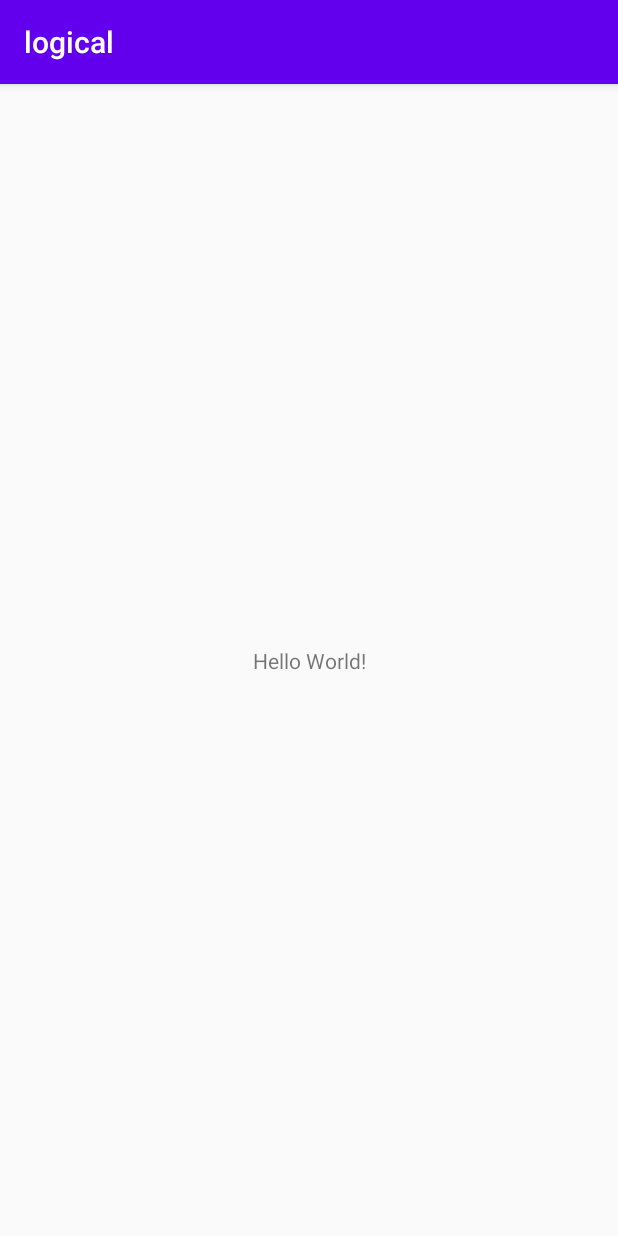
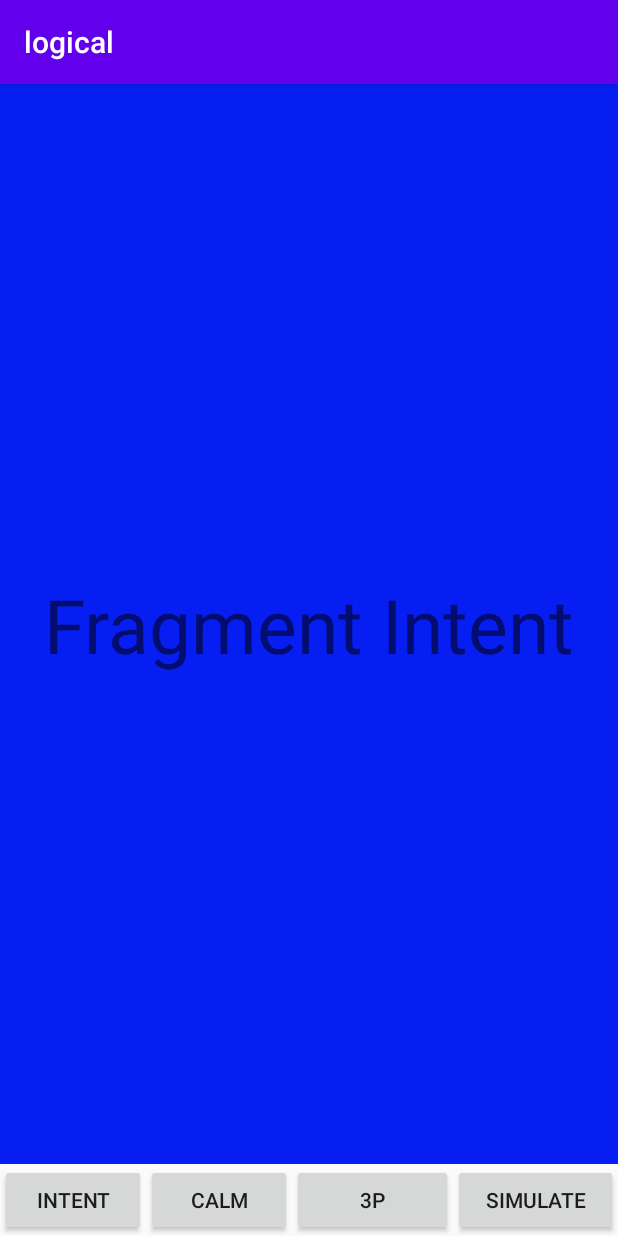
Before and after one commit to yangcom/Yours, an Android app: the screen it shows after launch (MainActivity), on a phone screen of 412 x 824 dp. Run offline under Robolectric (Android 15) with nearby library versions, the phone set to English and light mode, and no system bars.

Commit message:
startup code for logicalYou

```diff
--- a/app/build.gradle
+++ b/app/build.gradle
@@ -28,6 +28,7 @@ dependencies {
 
     implementation 'androidx.appcompat:appcompat:1.1.0'
     implementation 'androidx.constraintlayout:constraintlayout:1.1.3'
+    implementation 'androidx.legacy:legacy-support-v4:1.0.0'
     testImplementation 'junit:junit:4.12'
     androidTestImplementation 'androidx.test.ext:junit:1.1.1'
     androidTestImplementation 'androidx.test.espresso:espresso-core:3.2.0'
--- /dev/null
+++ b/app/src/main/java/com/yangcom/logical/CalmFragment.java
@@ -0,0 +1,21 @@
+package com.yangcom.logical;
+
+import android.os.Bundle;
+
+import androidx.annotation.Nullable;
+import androidx.fragment.app.Fragment;
+
+import android.view.LayoutInflater;
+import android.view.View;
+import android.view.ViewGroup;
+
+public class CalmFragment extends Fragment {
+
+    @Nullable
+    @Override
+    public View onCreateView(LayoutInflater inflater, ViewGroup container,
+                             Bundle savedInstanceState) {
+        // Inflate the layout for this fragment
+        return inflater.inflate(R.layout.fragment_calm, container, false);
+    }
+}
--- /dev/null
+++ b/app/src/main/java/com/yangcom/logical/IntentFragment.java
@@ -0,0 +1,21 @@
+package com.yangcom.logical;
+
+import android.os.Bundle;
+
+import androidx.annotation.Nullable;
+import androidx.fragment.app.Fragment;
+
+import android.view.LayoutInflater;
+import android.view.View;
+import android.view.ViewGroup;
+
+public class IntentFragment extends Fragment {
+
+    @Nullable
+    @Override
+    public View onCreateView(LayoutInflater inflater, ViewGroup container,
+                             Bundle savedInstanceState) {
+        // Inflate the layout for this fragment
+        return inflater.inflate(R.layout.fragment_intent, container, false);
+    }
+}
--- a/app/src/main/java/com/yangcom/logical/MainActivity.java
+++ b/app/src/main/java/com/yangcom/logical/MainActivity.java
@@ -1,14 +1,56 @@
 package com.yangcom.logical;
 
 import androidx.appcompat.app.AppCompatActivity;
+import androidx.fragment.app.FragmentManager;
+import androidx.fragment.app.FragmentTransaction;
 
 import android.os.Bundle;
+import android.view.View;
 
 public class MainActivity extends AppCompatActivity {
+
+    private FragmentManager fragmentManager;
+    private CalmFragment fragmentCalm;
+    private IntentFragment fragmentIntent;
+    private ThirdFragment fragmentThird;
+    private SimulateFragment fragmentSim;
+    private FragmentTransaction transaction;
+
 
     @Override
     protected void onCreate(Bundle savedInstanceState) {
         super.onCreate(savedInstanceState);
         setContentView(R.layout.activity_main);
+
+        fragmentManager = getSupportFragmentManager();
+
+        fragmentCalm = new CalmFragment();
+        fragmentIntent = new IntentFragment();
+        fragmentThird = new ThirdFragment();
+        fragmentSim = new SimulateFragment();
+
+        transaction = fragmentManager.beginTransaction();
+        transaction.replace(R.id.frameLayout, fragmentIntent).commitAllowingStateLoss();
+    }
+
+    public void clickHandler(View view)
+    {
+        transaction = fragmentManager.beginTransaction();
+
+        switch(view.getId())
+        {
+            case R.id.btn_fragmentCalm:
+                transaction.replace(R.id.frameLayout, fragmentCalm).commitAllowingStateLoss();
+                break;
+            case R.id.btn_fragmentIntent:
+                transaction.replace(R.id.frameLayout, fragmentIntent).commitAllowingStateLoss();
+                break;
+            case R.id.btn_fragmentThird:
+                transaction.replace(R.id.frameLayout, fragmentThird).commitAllowingStateLoss();
+                break;
+            case R.id.btn_fragmentSimulation:
+                transaction.replace(R.id.frameLayout, fragmentSim).commitAllowingStateLoss();
+                break;
+        }
     }
 }
--- /dev/null
+++ b/app/src/main/java/com/yangcom/logical/SimulateFragment.java
@@ -0,0 +1,24 @@
+package com.yangcom.logical;
+
+import android.os.Bundle;
+
+import androidx.fragment.app.Fragment;
+
+import android.view.LayoutInflater;
+import android.view.View;
+import android.view.ViewGroup;
+
+public class SimulateFragment extends Fragment {
+
+    public SimulateFragment() {
+        // Required empty public constructor
+    }
+
+
+    @Override
+    public View onCreateView(LayoutInflater inflater, ViewGroup container,
+                             Bundle savedInstanceState) {
+        // Inflate the layout for this fragment
+        return inflater.inflate(R.layout.fragment_simulate, container, false);
+    }
+}
--- /dev/null
+++ b/app/src/main/java/com/yangcom/logical/ThirdFragment.java
@@ -0,0 +1,28 @@
+package com.yangcom.logical;
+
+import android.os.Bundle;
+
+import androidx.fragment.app.Fragment;
+
+import android.view.LayoutInflater;
+import android.view.View;
+import android.view.ViewGroup;
+
+
+/**
+ * A simple {@link Fragment} subclass.
+ */
+public class ThirdFragment extends Fragment {
+
+    public ThirdFragment() {
+        // Required empty public constructor
+    }
+
+
+    @Override
+    public View onCreateView(LayoutInflater inflater, ViewGroup container,
+                             Bundle savedInstanceState) {
+        // Inflate the layout for this fragment
+        return inflater.inflate(R.layout.fragment_third, container, false);
+    }
+}
--- a/app/src/main/res/layout/activity_main.xml
+++ b/app/src/main/res/layout/activity_main.xml
@@ -1,18 +1,64 @@
 <?xml version="1.0" encoding="utf-8"?>
-<androidx.constraintlayout.widget.ConstraintLayout xmlns:android="http://schemas.android.com/apk/res/android"
+<androidx.constraintlayout.widget.ConstraintLayout
+    xmlns:android="http://schemas.android.com/apk/res/android"
     xmlns:app="http://schemas.android.com/apk/res-auto"
     xmlns:tools="http://schemas.android.com/tools"
     android:layout_width="match_parent"
     android:layout_height="match_parent"
     tools:context=".MainActivity">
 
-    <TextView
-        android:layout_width="wrap_content"
-        android:layout_height="wrap_content"
-        android:text="Hello World!"
+    <FrameLayout
+        android:id="@+id/frameLayout"
+        android:layout_width="match_parent"
+        android:layout_height="0dp"
+        app:layout_constraintBottom_toTopOf="@id/linearLayout"
+        app:layout_constraintLeft_toLeftOf="parent"
+        app:layout_constraintRight_toRightOf="parent"
+        app:layout_constraintTop_toTopOf="parent">
+
+    </FrameLayout>
+
+    <LinearLayout
+        android:id="@+id/linearLayout"
+        android:layout_width="match_parent"
+        android:layout_height="0dp"
+        android:orientation="horizontal"
         app:layout_constraintBottom_toBottomOf="parent"
         app:layout_constraintLeft_toLeftOf="parent"
-        app:layout_constraintRight_toRightOf="parent"
-        app:layout_constraintTop_toTopOf="parent" />
+        app:layout_constraintRight_toRightOf="parent">
 
+        <Button
+            android:id="@+id/btn_fragmentIntent"
+            android:layout_width="wrap_content"
+            android:layout_height="wrap_content"
+            android:layout_weight="1"
+            android:onClick="clickHandler"
+            android:text="Intent" />
+
+        <Button
+            android:id="@+id/btn_fragmentCalm"
+            android:layout_width="wrap_content"
+            android:layout_height="wrap_content"
+            android:layout_weight="1"
+            android:onClick="clickHandler"
+            android:text="Calm" />
+
+        <Button
+            android:id="@+id/btn_fragmentThird"
+            android:layout_width="wrap_content"
+            android:layout_height="wrap_content"
+            android:layout_weight="2"
+            android:onClick="clickHandler"
+            android:text="3P" />
+
+        <Button
+            android:id="@+id/btn_fragmentSimulation"
+            android:layout_width="wrap_content"
+            android:layout_height="wrap_content"
+            android:layout_weight="2"
+            android:onClick="clickHandler"
+            android:text="Simulate" />
+
+
+    </LinearLayout>
 </androidx.constraintlayout.widget.ConstraintLayout>
--- /dev/null
+++ b/app/src/main/res/layout/fragment_intent.xml
@@ -0,0 +1,19 @@
+<?xml version="1.0" encoding="utf-8"?>
+<androidx.constraintlayout.widget.ConstraintLayout
+    xmlns:android="http://schemas.android.com/apk/res/android"
+    xmlns:app="http://schemas.android.com/apk/res-auto"
+    android:layout_width="match_parent"
+    android:layout_height="match_parent"
+    android:background="#061EF1">
+
+    <TextView
+        android:id="@+id/textView"
+        android:layout_width="wrap_content"
+        android:layout_height="wrap_content"
+        android:text="Fragment Intent"
+        android:textSize="50dp"
+        app:layout_constraintBottom_toBottomOf="parent"
+        app:layout_constraintLeft_toLeftOf="parent"
+        app:layout_constraintRight_toRightOf="parent"
+        app:layout_constraintTop_toTopOf="parent" />
+</androidx.constraintlayout.widget.ConstraintLayout>
--- a/app/src/main/res/values/strings.xml
+++ b/app/src/main/res/values/strings.xml
@@ -1,3 +1,6 @@
 <resources>
     <string name="app_name">logical</string>
+
+    <!-- TODO: Remove or change this placeholder text -->
+    <string name="hello_blank_fragment">Hello blank fragment</string>
 </resources>
```
Also changed, not shown: app/src/main/res/layout/fragment_calm.xml (added, +19 -0 lines), app/src/main/res/layout/fragment_simulate.xml (added, +19 -0 lines), app/src/main/res/layout/fragment_third.xml (added, +19 -0 lines), gradle.properties (line endings or trailing spaces).
